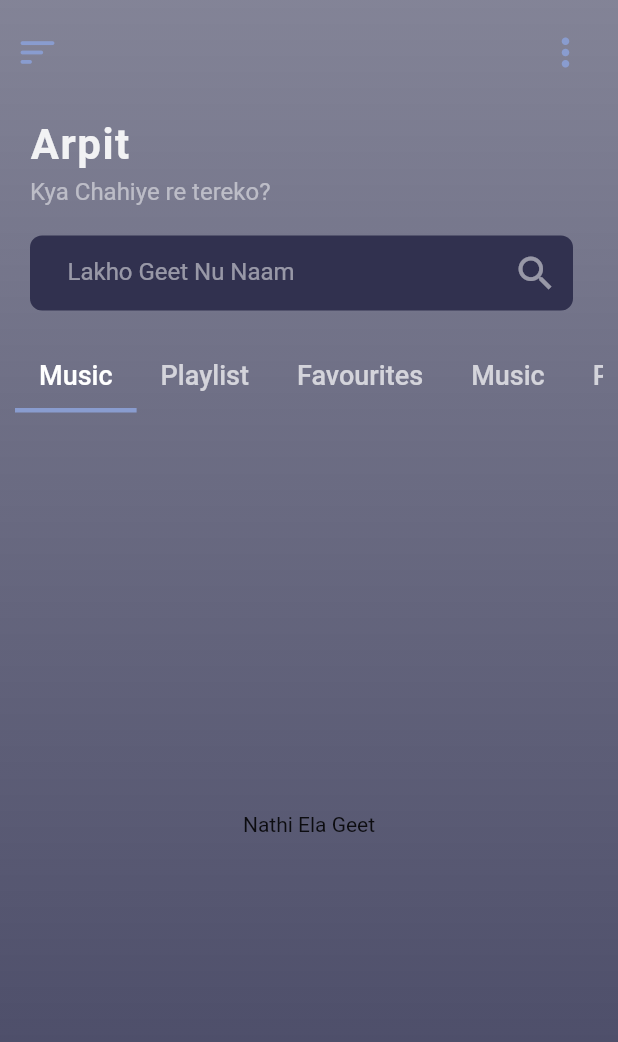
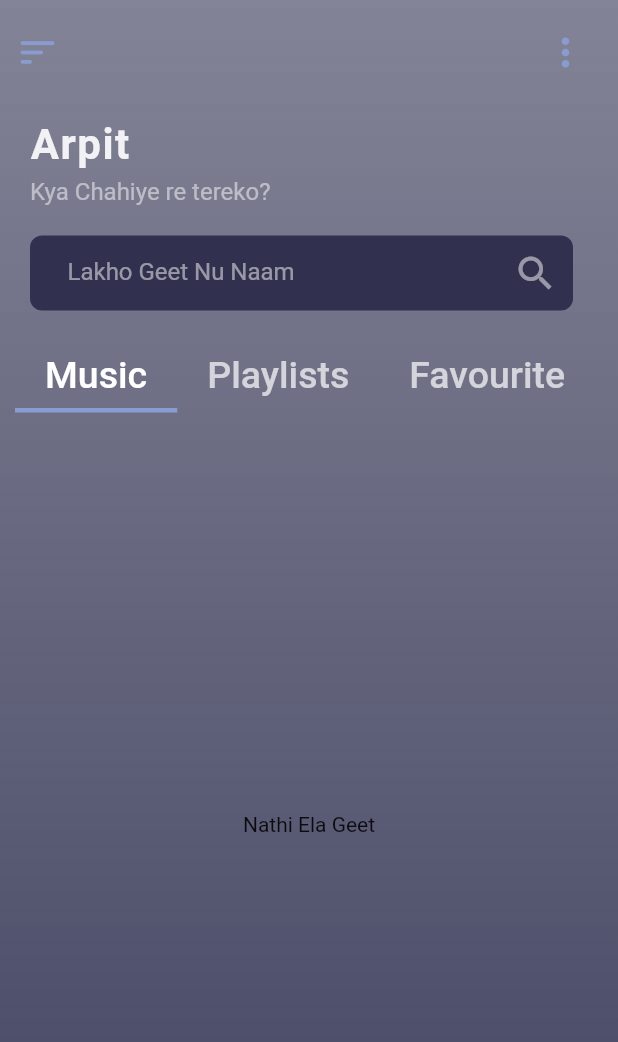
Before and after one commit to ArpitVadariya/music, a Flutter app: the screen it shows after launch, on a phone screen of 412 x 824 dp. Shown: the top 1042 px of the screen. Run offline on Flutter 3.47's test engine with Material 2 defaults, Android fonts, the phone set to English and light mode, and no system bars; our stand-ins replace on_audio_query.

Commit message:
Final Fragments Setup done

```diff
--- a/lib/Pages/HomePage.dart
+++ b/lib/Pages/HomePage.dart
@@ -9,7 +9,9 @@ class HomePage extends StatelessWidget {
   @override
   Widget build(BuildContext context) {
     return DefaultTabController(
-      length: 6,
+      // this length is total number of fragments
+      // that how many fragments you have to create
+      length: 3,
       child: Container(
         decoration: BoxDecoration(
             gradient: LinearGradient(
@@ -117,7 +119,8 @@ class HomePage extends StatelessWidget {
                   ),
                   TabBar(
                     isScrollable: true,
-                    labelStyle: TextStyle(fontSize: 18),
+                    labelStyle: TextStyle(fontSize: 25),
+                    labelPadding: EdgeInsets.only(left: 20, right: 20),
                     indicator: BoxDecoration(
                       border: Border(
                         bottom: BorderSide(
@@ -128,11 +131,8 @@ class HomePage extends StatelessWidget {
                     ),
                     tabs: [
                       Tab(text: "Music"),
-                      Tab(text: "Playlist"),
-                      Tab(text: "Favourites"),
-                      Tab(text: "Music"),
-                      Tab(text: "Playlist"),
-                      Tab(text: "Favourites"),
+                      Tab(text: "Playlists"),
+                      Tab(text: "Favourite"),
                     ],
                   ),
                   Flexible(
@@ -142,9 +142,6 @@ class HomePage extends StatelessWidget {
                         MusicList(),
                         PlayList(),
                         MusicList(),
-                        Container(color: Colors.red),
-                        Container(color: Colors.red),
-                        Container(color: Colors.red),
                       ],
                     ),
                   )
```
